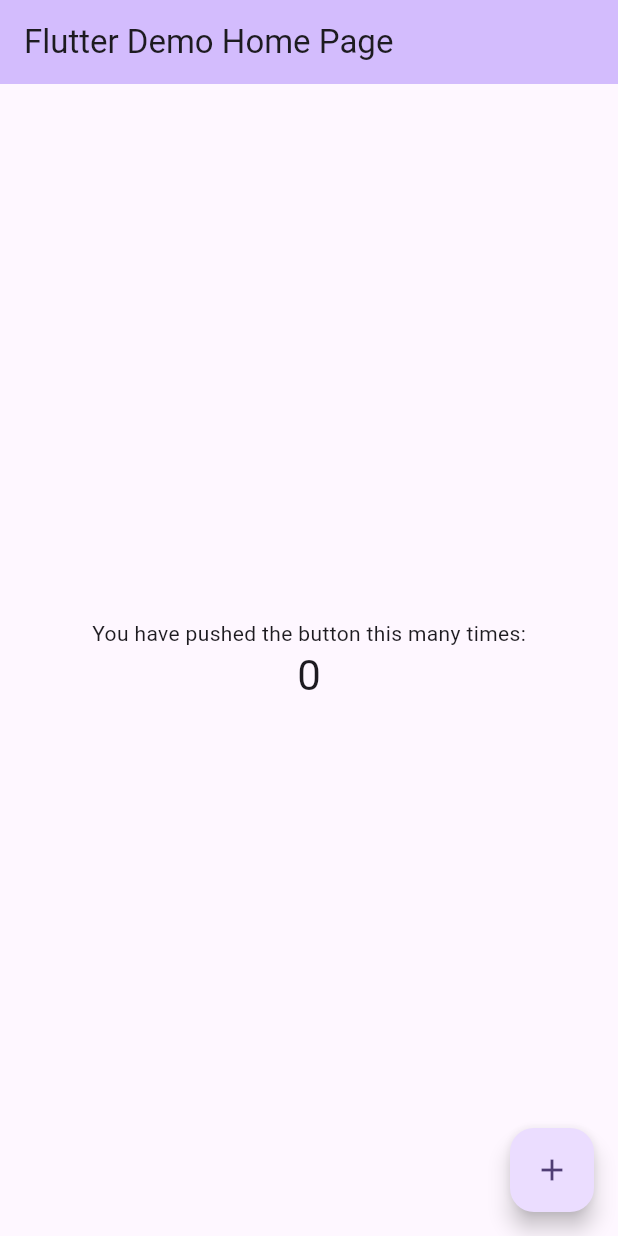
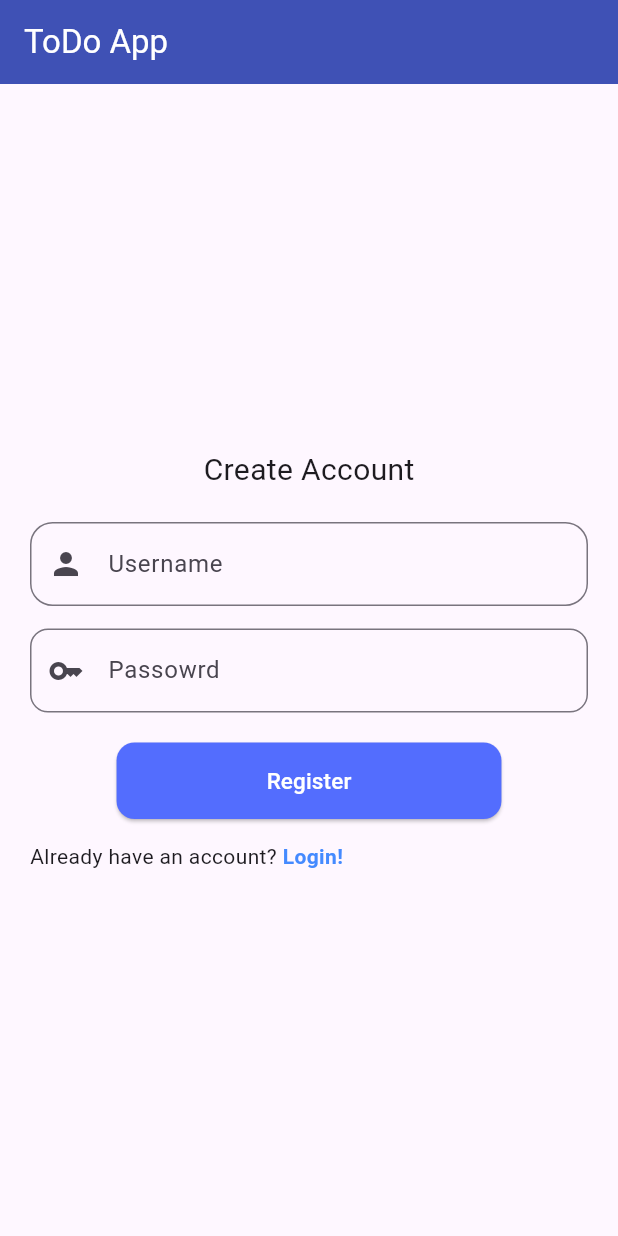
Before and after one commit to PurplishCode/todo-app, a Flutter app: the screen it shows after launch, on a phone screen of 412 x 824 dp. Run offline on Flutter 3.47's test engine with Material 3 defaults, Android fonts, the phone set to English and light mode, and no system bars; Roboto replaces fonts that are missing (Calibri, Times New Roman).

Commit message:
woops here they are

```diff
--- a/lib/main.dart
+++ b/lib/main.dart
@@ -1,125 +1,22 @@
 import 'package:flutter/material.dart';
+import 'package:todoapp/signup.dart';
 
 void main() {
-  runApp(const MyApp());
+  runApp(const HomeStateful());
 }
 
-class MyApp extends StatelessWidget {
-  const MyApp({super.key});
 
-  // This widget is the root of your application.
+class HomeStateful extends StatefulWidget {
+  const HomeStateful({super.key});
+
   @override
-  Widget build(BuildContext context) {
-    return MaterialApp(
-      title: 'Flutter Demo',
-      theme: ThemeData(
-        // This is the theme of your application.
-        //
-        // TRY THIS: Try running your application with "flutter run". You'll see
-        // the application has a purple toolbar. Then, without quitting the app,
-        // try changing the seedColor in the colorScheme below to Colors.green
-        // and then invoke "hot reload" (save your changes or press the "hot
-        // reload" button in a Flutter-supported IDE, or press "r" if you used
-        // the command line to start the app).
-        //
-        // Notice that the counter didn't reset back to zero; the application
-        // state is not lost during the reload. To reset the state, use hot
-        // restart instead.
-        //
-        // This works for code too, not just values: Most code changes can be
-        // tested with just a hot reload.
-        colorScheme: ColorScheme.fromSeed(seedColor: Colors.deepPurple),
-        useMaterial3: true,
-      ),
-      home: const MyHomePage(title: 'Flutter Demo Home Page'),
-    );
-  }
+  State<HomeStateful> createState() => _HomeStateful();
 }
 
-class MyHomePage extends StatefulWidget {
-  const MyHomePage({super.key, required this.title});
-
-  // This widget is the home page of your application. It is stateful, meaning
-  // that it has a State object (defined below) that contains fields that affect
-  // how it looks.
-
-  // This class is the configuration for the state. It holds the values (in this
-  // case the title) provided by the parent (in this case the App widget) and
-  // used by the build method of the State. Fields in a Widget subclass are
-  // always marked "final".
-
-  final String title;
-
-  @override
-  State<MyHomePage> createState() => _MyHomePageState();
-}
-
-class _MyHomePageState extends State<MyHomePage> {
-  int _counter = 0;
-
-  void _incrementCounter() {
-    setState(() {
-      // This call to setState tells the Flutter framework that something has
-      // changed in this State, which causes it to rerun the build method below
-      // so that the display can reflect the updated values. If we changed
-      // _counter without calling setState(), then the build method would not be
-      // called again, and so nothing would appear to happen.
-      _counter++;
-    });
-  }
+class _HomeStateful extends State<HomeStateful> {
 
   @override
   Widget build(BuildContext context) {
-    // This method is rerun every time setState is called, for instance as done
-    // by the _incrementCounter method above.
-    //
-    // The Flutter framework has been optimized to make rerunning build methods
-    // fast, so that you can just rebuild anything that needs updating rather
-    // than having to individually change instances of widgets.
-    return Scaffold(
-      appBar: AppBar(
-        // TRY THIS: Try changing the color here to a specific color (to
-        // Colors.amber, perhaps?) and trigger a hot reload to see the AppBar
-        // change color while the other colors stay the same.
-        backgroundColor: Theme.of(context).colorScheme.inversePrimary,
-        // Here we take the value from the MyHomePage object that was created by
-        // the App.build method, and use it to set our appbar title.
-        title: Text(widget.title),
-      ),
-      body: Center(
-        // Center is a layout widget. It takes a single child and positions it
-        // in the middle of the parent.
-        child: Column(
-          // Column is also a layout widget. It takes a list of children and
-          // arranges them vertically. By default, it sizes itself to fit its
-          // children horizontally, and tries to be as tall as its parent.
-          //
-          // Column has various properties to control how it sizes itself and
-          // how it positions its children. Here we use mainAxisAlignment to
-          // center the children vertically; the main axis here is the vertical
-          // axis because Columns are vertical (the cross axis would be
-          // horizontal).
-          //
-          // TRY THIS: Invoke "debug painting" (choose the "Toggle Debug Paint"
-          // action in the IDE, or press "p" in the console), to see the
-          // wireframe for each widget.
-          mainAxisAlignment: MainAxisAlignment.center,
-          children: <Widget>[
-            const Text(
-              'You have pushed the button this many times:',
-            ),
-            Text(
-              '$_counter',
-              style: Theme.of(context).textTheme.headlineMedium,
-            ),
-          ],
-        ),
-      ),
-      floatingActionButton: FloatingActionButton(
-        onPressed: _incrementCounter,
-        tooltip: 'Increment',
-        child: const Icon(Icons.add),
-      ), // This trailing comma makes auto-formatting nicer for build methods.
-    );
+    return const MaterialApp(home:SignUp(),debugShowCheckedModeBanner: false,);
   }
 }
--- a/lib/signin.dart
+++ b/lib/signin.dart
@@ -0,0 +1,10 @@
+import 'package:flutter/material.dart';
+
+class SignIn extends StatelessWidget {
+  const SignIn({super.key});
+
+  @override
+  Widget build(BuildContext context) {
+    return Scaffold();
+  }
+}
--- a/lib/signup.dart
+++ b/lib/signup.dart
@@ -0,0 +1,24 @@
+import 'package:flutter/material.dart';
+import 'package:todoapp/signin.dart';
+
+class SignUp extends StatelessWidget {
+  const SignUp({super.key});
+
+  @override
+  Widget build(BuildContext context) {
+    return Scaffold(appBar: AppBar(backgroundColor: Colors.indigo, title: Text('ToDo App', style: TextStyle(color: Colors.white),),),
+      body: Center(child:
+    SingleChildScrollView(padding: EdgeInsets.all(20),
+        child:
+        Column(crossAxisAlignment: CrossAxisAlignment.center
+      , children:
+          [
+            Text("Create Account", style: TextStyle(fontFamily: "Times New Roman", fontSize: 20),),
+            SizedBox(height: 20),
+            TextField(decoration: InputDecoration(labelText: 'Username', prefixIcon: Icon(Icons.person), border: OutlineInputBorder(borderRadius: BorderRadius.circular(15)))), SizedBox(height:15),
+            TextField(obscureText: true,decoration: InputDecoration(labelText: "Passowrd", prefixIcon: Icon(Icons.key), border: OutlineInputBorder(borderRadius: BorderRadius.circular(12))),), SizedBox(height:20),
+            ElevatedButton(onPressed: (){}, style: ElevatedButton.styleFrom(padding: EdgeInsets.symmetric(vertical: 15, horizontal: 100), shape: RoundedRectangleBorder(borderRadius: BorderRadius.circular(12)), backgroundColor: Colors.indigoAccent), child:
+          const Text("Register", style: TextStyle(fontSize: 15, fontFamily: "Calibri", color: Colors.white),),), SizedBox(height: 15), Row(children: [Text("Already have an account? "), GestureDetector(onTap: (){ const SignIn(); }, child: Text("Login!", style: TextStyle(color: Colors.blueAccent, fontWeight: FontWeight.bold),),)],)]))));
+  }
+
+}
```
Also changed, not shown: 1 other file.
